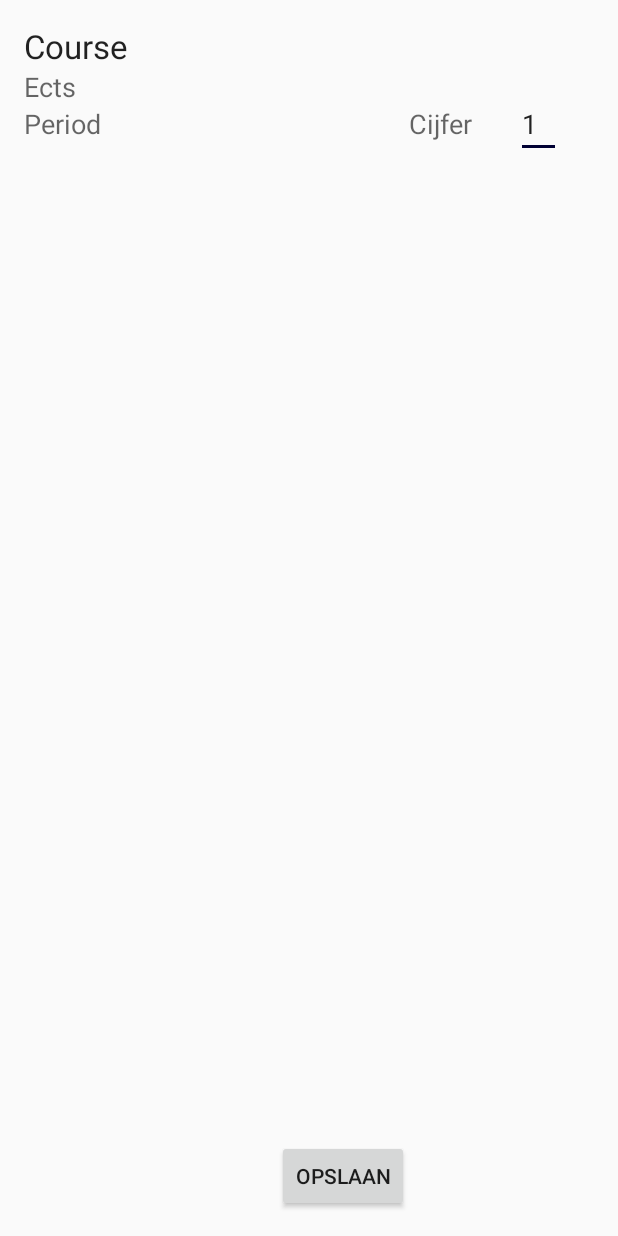
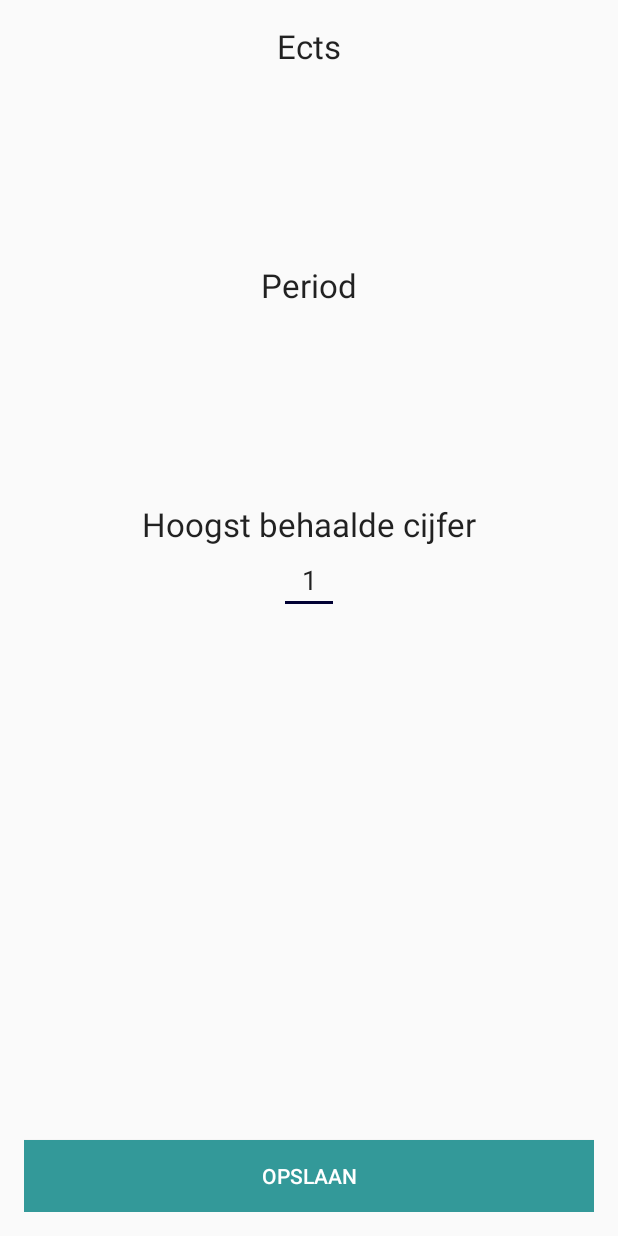
Before and after one commit to pepijnvanhengel/IMTPMD, an Android app: the layout content_detail.xml on its own in the app's theme, with its tools: preview values and no code run, on a phone screen of 412 x 824 dp. Run offline under Robolectric (Android 15) with nearby library versions, the phone set to English and light mode, and no system bars.

Commit message:
opmaak & gegevens

```diff
--- a/Studiebarometer/app/src/main/java/fitdevelopment/studiebarometer/MainActivity.java
+++ b/Studiebarometer/app/src/main/java/fitdevelopment/studiebarometer/MainActivity.java
@@ -86,7 +86,7 @@ public class MainActivity extends AppCompatActivity {
 
 
         TextView studiepunten = (TextView)findViewById(R.id.punten);
-        studiepunten.setText("Behaalde studiepunten: " + ResultatenActivity.currentEcts);
+        studiepunten.setText("Behaalde studiepunten: " );
     }
 
     @Override
--- a/Studiebarometer/app/src/main/res/layout/content_detail.xml
+++ b/Studiebarometer/app/src/main/res/layout/content_detail.xml
@@ -8,67 +8,66 @@
     android:paddingLeft="@dimen/activity_horizontal_margin"
     android:paddingRight="@dimen/activity_horizontal_margin"
     android:paddingTop="@dimen/activity_vertical_margin"
+    android:orientation="vertical"
     app:layout_behavior="@string/appbar_scrolling_view_behavior"
     tools:context="fitdevelopment.studiebarometer.DetailActivity"
     tools:showIn="@layout/activity_detail">
-
 
     <TextView
         android:layout_width="wrap_content"
         android:layout_height="wrap_content"
         android:textAppearance="?android:attr/textAppearanceLarge"
-        android:text="Course"
-        android:id="@+id/textViewName"
+        android:text="Ects"
+        android:id="@+id/textViewEcts"
         android:layout_alignParentTop="true"
-        android:layout_alignParentStart="true" />
+        android:layout_centerHorizontal="true"
+        android:layout_gravity="center_horizontal" />
 
     <TextView
         android:layout_width="wrap_content"
         android:layout_height="wrap_content"
-        android:textAppearance="?android:attr/textAppearanceMedium"
-        android:text="Ects"
-        android:id="@+id/textViewEcts"
-        android:layout_below="@+id/textViewName"
-        android:layout_alignParentStart="true" />
+        android:textAppearance="?android:attr/textAppearanceLarge"
+        android:text="Period"
+        android:id="@+id/textViewPeriod"
+        android:layout_marginTop="130dp"
+        android:layout_below="@+id/textViewEcts"
+        android:layout_centerHorizontal="true"
+        android:layout_gravity="center_horizontal" />
 
     <TextView
         android:layout_width="wrap_content"
         android:layout_height="wrap_content"
-        android:textAppearance="?android:attr/textAppearanceMedium"
-        android:text="Period"
-        android:id="@+id/textViewPeriod"
-        android:layout_below="@+id/textViewEcts"
-        android:layout_alignParentStart="true" />
+        android:textAppearance="?android:attr/textAppearanceLarge"
+        android:text="Hoogst behaalde cijfer"
+        android:id="@+id/textView"
+        android:layout_marginTop="130dp"
+        android:layout_below="@+id/textViewPeriod"
+        android:layout_gravity="center_horizontal"
+        android:layout_centerHorizontal="true" />
 
     <EditText
-        android:layout_width="30dp"
+        android:layout_width="40dp"
         android:layout_height="wrap_content"
         android:inputType="numberDecimal"
         android:ems="10"
         android:id="@+id/editTextGrade"
         android:text="1"
-        android:layout_marginEnd="22dp"
-        android:layout_alignBaseline="@+id/textViewPeriod"
-        android:layout_alignBottom="@+id/textViewPeriod"
-        android:layout_alignParentEnd="true" />
-
-    <TextView
-        android:layout_width="wrap_content"
-        android:layout_height="wrap_content"
-        android:textAppearance="?android:attr/textAppearanceMedium"
-        android:text="Cijfer"
-        android:id="@+id/textView"
-        android:layout_marginEnd="29dp"
-        android:layout_below="@+id/textViewEcts"
-        android:layout_toStartOf="@+id/editTextGrade" />
+        android:maxLength="3"
+        android:layout_gravity="center_horizontal"
+        android:layout_below="@+id/textView"
+        android:layout_centerHorizontal="true"
+        android:textAlignment="center"/>
 
     <Button
-        android:layout_width="wrap_content"
+        android:layout_width="match_parent"
         android:layout_height="wrap_content"
         android:text="Opslaan"
         android:onClick="opslaan_cijfer"
         android:id="@+id/buttonSave"
+        android:background="@color/colorPrimary"
+        android:textColor="#fff"
         android:layout_alignParentBottom="true"
-        android:layout_toStartOf="@+id/textView" />
+        android:layout_centerHorizontal="true"
+        android:layout_gravity="center_horizontal" />
 
 </RelativeLayout>
--- a/Studiebarometer/app/src/main/res/layout/content_gegevens.xml
+++ b/Studiebarometer/app/src/main/res/layout/content_gegevens.xml
@@ -19,7 +19,8 @@
         android:layout_below="@+id/textView3"
         android:layout_alignParentStart="true"
         android:layout_alignParentEnd="true"
-        android:hint="@string/naam"/>
+        android:hint="@string/naam"
+        android:singleLine="true"/>
 
     <EditText
         android:layout_width="wrap_content"
@@ -30,7 +31,8 @@
         android:layout_below="@+id/naam"
         android:layout_alignParentStart="true"
         android:layout_alignEnd="@+id/naam"
-        android:hint="@string/studentnummer"/>
+        android:hint="@string/studentnummer"
+        android:singleLine="true"/>
 
     <Button
         android:layout_width="match_parent"
```
Also changed, not shown: Studiebarometer/app/src/main/java/fitdevelopment/studiebarometer/AdviesActivity.java (+17 -0 lines), Studiebarometer/app/src/main/java/fitdevelopment/studiebarometer/DetailActivity.java (+28 -2 lines), Studiebarometer/app/src/main/java/fitdevelopment/studiebarometer/GegevensActivity.java (+12 -3 lines), Studiebarometer/app/src/main/java/fitdevelopment/studiebarometer/ResultatenActivity.java (+0 -15 lines).
